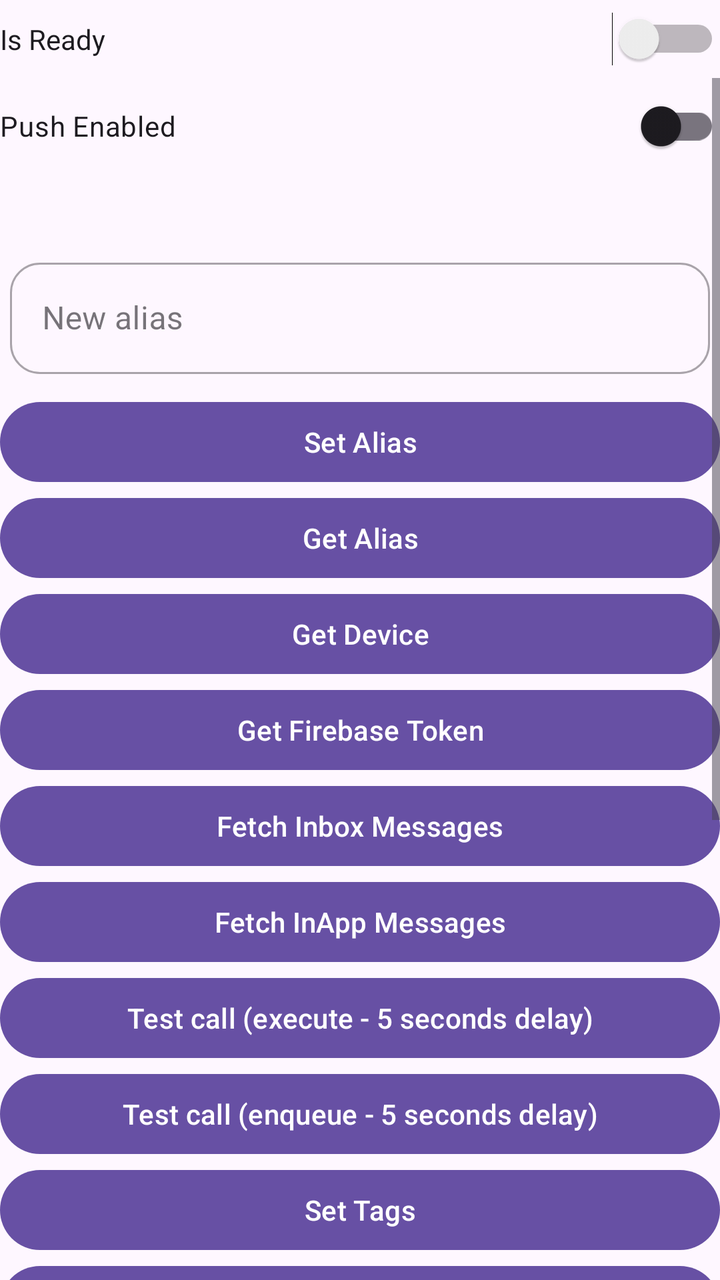
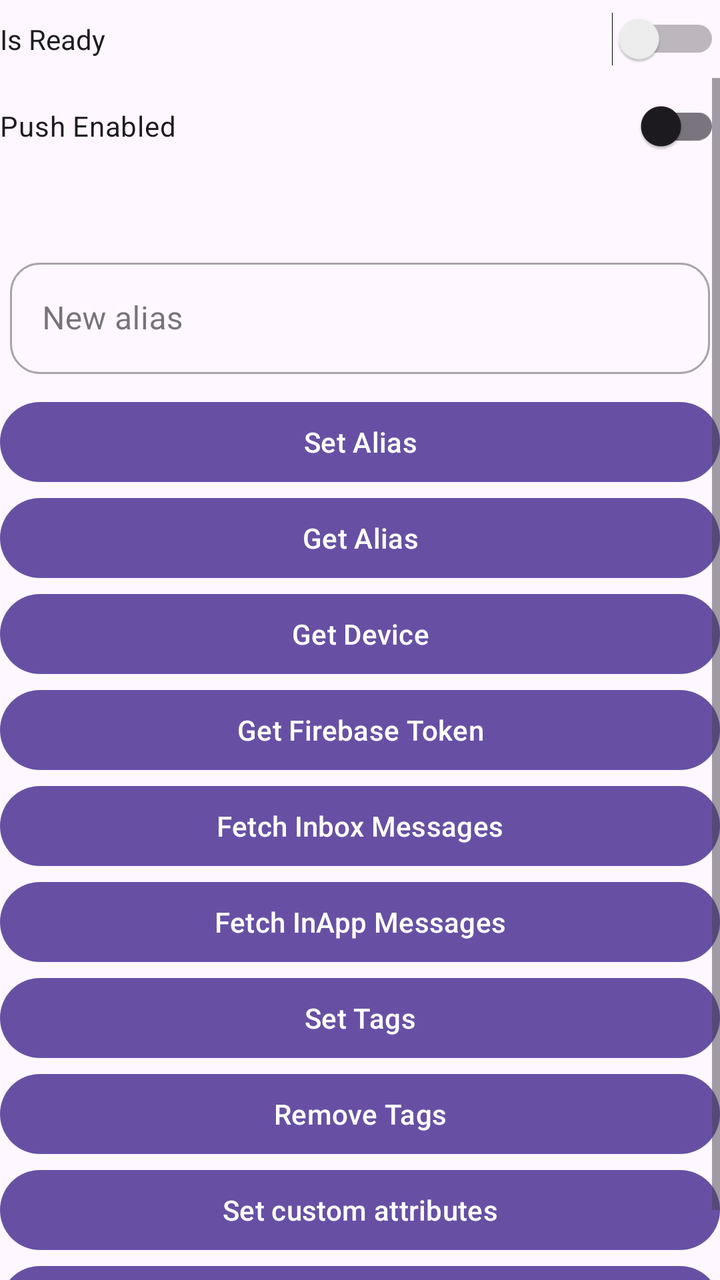

Screens rendered from an Android XML layout before and after an edit, with the pre-edit source and the edit as a unified diff.
<!-- AndroidManifest.xml: another module's application theme Theme.EngageSample -->
<!-- res/layout/fragment_base_test.xml -->
<?xml version="1.0" encoding="utf-8"?>
<LinearLayout xmlns:android="http://schemas.android.com/apk/res/android"
    xmlns:app="http://schemas.android.com/apk/res-auto"
    xmlns:tools="http://schemas.android.com/tools"
    android:layout_width="match_parent"
    android:layout_height="match_parent"
    android:orientation="vertical"
    tools:ignore="HardcodedText">

    <Switch
        android:id="@+id/switchReady"
        android:layout_width="match_parent"
        android:layout_height="wrap_content"
        android:paddingVertical="10dp"
        android:text="Is Ready"
        tools:ignore="HardcodedText,UseSwitchCompatOrMaterialXml" />

    <ScrollView
        android:layout_width="match_parent"
        android:layout_height="match_parent">

        <LinearLayout
            android:id="@+id/llInnerContainer"
            android:layout_width="match_parent"
            android:layout_height="wrap_content"
            android:orientation="vertical">

            <androidx.appcompat.widget.SwitchCompat
                android:id="@+id/switchPushEnabled"
                android:layout_width="match_parent"
                android:layout_height="wrap_content"
                android:paddingVertical="10dp"
                android:text="Push Enabled"
                tools:ignore="HardcodedText,UseSwitchCompatOrMaterialXml" />

            <TextView
                android:id="@+id/tvDevice"
                android:layout_width="match_parent"
                android:layout_height="wrap_content"
                android:layout_marginTop="10dp" />

            <com.google.android.material.textfield.TextInputLayout
                style="@style/Widget.MaterialComponents.TextInputLayout.OutlinedBox"
                android:layout_width="match_parent"
                android:layout_height="wrap_content"
                android:layout_marginHorizontal="5dp"
                android:layout_marginVertical="10dp"
                android:hint="New alias"
                app:boxCornerRadiusBottomEnd="15dp"
                app:boxCornerRadiusBottomStart="15dp"
                app:boxCornerRadiusTopEnd="15dp"
                app:boxCornerRadiusTopStart="15dp"
                app:placeholderText="Enter alias">

                <com.google.android.material.textfield.TextInputEditText
                    android:id="@+id/editTextAlias"
                    android:layout_width="match_parent"
                    android:layout_height="wrap_content" />
            </com.google.android.material.textfield.TextInputLayout>

            <com.google.android.material.button.MaterialButton
                android:id="@+id/btnSetAlias"
                android:layout_width="match_parent"
                android:layout_height="wrap_content"
                android:text="Set Alias" />

            <com.google.android.material.button.MaterialButton
                android:id="@+id/btnGetAlias"
                android:layout_width="match_parent"
                android:layout_height="wrap_content"
                android:text="Get Alias" />

            <com.google.android.material.button.MaterialButton
                android:id="@+id/btnGetDevice"
                android:layout_width="match_parent"
                android:layout_height="wrap_content"
                android:text="Get Device" />

            <com.google.android.material.button.MaterialButton
                android:id="@+id/btnGetFbToken"
                android:layout_width="match_parent"
                android:layout_height="wrap_content"
                android:text="Get Firebase Token" />

            <com.google.android.material.button.MaterialButton
                android:id="@+id/btnFetchInboxMessages"
                android:layout_width="match_parent"
                android:layout_height="wrap_content"
                android:text="Fetch Inbox Messages" />

            <com.google.android.material.button.MaterialButton
                android:id="@+id/btnFetchInappMessages"
                android:layout_width="match_parent"
                android:layout_height="wrap_content"
                android:text="Fetch InApp Messages" />

            <com.google.android.material.button.MaterialButton
                android:id="@+id/btnTestCallExecute"
                android:layout_width="match_parent"
                android:layout_height="wrap_content"
                android:text="Test call (execute - 5 seconds delay)" />

            <com.google.android.material.button.MaterialButton
                android:id="@+id/btnTestCallEnqueue"
                android:layout_width="match_parent"
                android:layout_height="wrap_content"
                android:text="Test call (enqueue - 5 seconds delay)" />

            <com.google.android.material.button.MaterialButton
                android:id="@+id/btnSetTags"
                android:layout_width="match_parent"
                android:layout_height="wrap_content"
                android:text="Set Tags" />

            <com.google.android.material.button.MaterialButton
                android:id="@+id/btnRemoveTags"
                android:layout_width="match_parent"
                android:layout_height="wrap_content"
                android:text="Remove Tags" />

            <com.google.android.material.button.MaterialButton
                android:id="@+id/btnSetCustomAttributes"
                android:layout_width="match_parent"
                android:layout_height="wrap_content"
                android:text="Set custom attributes" />

            <com.google.android.material.button.MaterialButton
                android:id="@+id/btnGetCustomAttributes"
                android:layout_width="match_parent"
                android:layout_height="wrap_content"
                android:text="Get custom attributes" />

            <com.google.android.material.button.MaterialButton
                android:id="@+id/btnTestInappEvent"
                android:layout_width="match_parent"
                android:layout_height="wrap_content"
                android:text="Test Inapp Event" />

            <com.google.android.material.button.MaterialButton
                android:id="@+id/btnTestPushEvent"
                android:layout_width="match_parent"
                android:layout_height="wrap_content"
                android:text="Test Push Event" />

            <com.google.android.material.button.MaterialButton
                android:id="@+id/btnGetRegions"
                android:layout_width="match_parent"
                android:layout_height="wrap_content"
                android:text="Get Regions (Geofencing)" />

            <com.google.android.material.button.MaterialButton
                android:id="@+id/btnEventRegions"
                android:layout_width="match_parent"
                android:layout_height="wrap_content"
                android:text="Trigger Enter Geolocation" />

            <com.google.android.material.button.MaterialButton
                android:id="@+id/btnTestActivate"
                android:layout_width="match_parent"
                android:layout_height="wrap_content"
                android:text="Test Activate" />
        </LinearLayout>
    </ScrollView>

</LinearLayout>
<!-- resources referenced by this layout -->
<resources>
  <style name="Theme.EngageSample" parent="Base.Theme.EngageSample" />
  <style name="Base.Theme.EngageSample" parent="Theme.Material3.DayNight.NoActionBar">
          
          
      </style>
</resources>

<!-- the commit's change to res/layout/fragment_base_test.xml (unified diff, before → after) -->
@@ -95,18 +95,6 @@
                 android:text="Fetch InApp Messages" />
 
             <com.google.android.material.button.MaterialButton
-                android:id="@+id/btnTestCallExecute"
-                android:layout_width="match_parent"
-                android:layout_height="wrap_content"
-                android:text="Test call (execute - 5 seconds delay)" />
-
-            <com.google.android.material.button.MaterialButton
-                android:id="@+id/btnTestCallEnqueue"
-                android:layout_width="match_parent"
-                android:layout_height="wrap_content"
-                android:text="Test call (enqueue - 5 seconds delay)" />
-
-            <com.google.android.material.button.MaterialButton
                 android:id="@+id/btnSetTags"
                 android:layout_width="match_parent"
                 android:layout_height="wrap_content"
@@ -129,36 +117,6 @@
                 android:layout_width="match_parent"
                 android:layout_height="wrap_content"
                 android:text="Get custom attributes" />
-
-            <com.google.android.material.button.MaterialButton
-                android:id="@+id/btnTestInappEvent"
-                android:layout_width="match_parent"
-                android:layout_height="wrap_content"
-                android:text="Test Inapp Event" />
-
-            <com.google.android.material.button.MaterialButton
-                android:id="@+id/btnTestPushEvent"
-                android:layout_width="match_parent"
-                android:layout_height="wrap_content"
-                android:text="Test Push Event" />
-
-            <com.google.android.material.button.MaterialButton
-                android:id="@+id/btnGetRegions"
-                android:layout_width="match_parent"
-                android:layout_height="wrap_content"
-                android:text="Get Regions (Geofencing)" />
-
-            <com.google.android.material.button.MaterialButton
-                android:id="@+id/btnEventRegions"
-                android:layout_width="match_parent"
-                android:layout_height="wrap_content"
-                android:text="Trigger Enter Geolocation" />
-
-            <com.google.android.material.button.MaterialButton
-                android:id="@+id/btnTestActivate"
-                android:layout_width="match_parent"
-                android:layout_height="wrap_content"
-                android:text="Test Activate" />
         </LinearLayout>
     </ScrollView>
 
